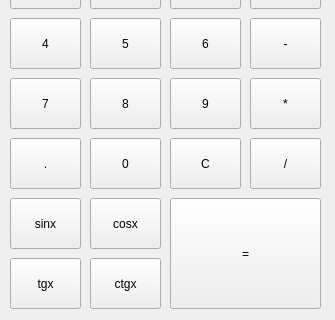
Old version of the form mainwindow.ui in the repository pelswick100/AK2-project; both pictures show x 0 to 335 and y 142 to 462 of the 335 by 462 pixel window.
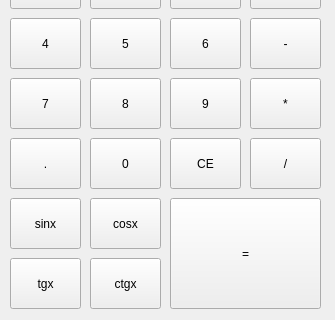
New version of the form.

```diff
--- a/mainwindow.ui
+++ b/mainwindow.ui
@@ -137,7 +137,7 @@
      </rect>
     </property>
     <property name="text">
-     <string>C</string>
+     <string>CE</string>
     </property>
    </widget>
    <widget class="QPushButton" name="znak9">
```
